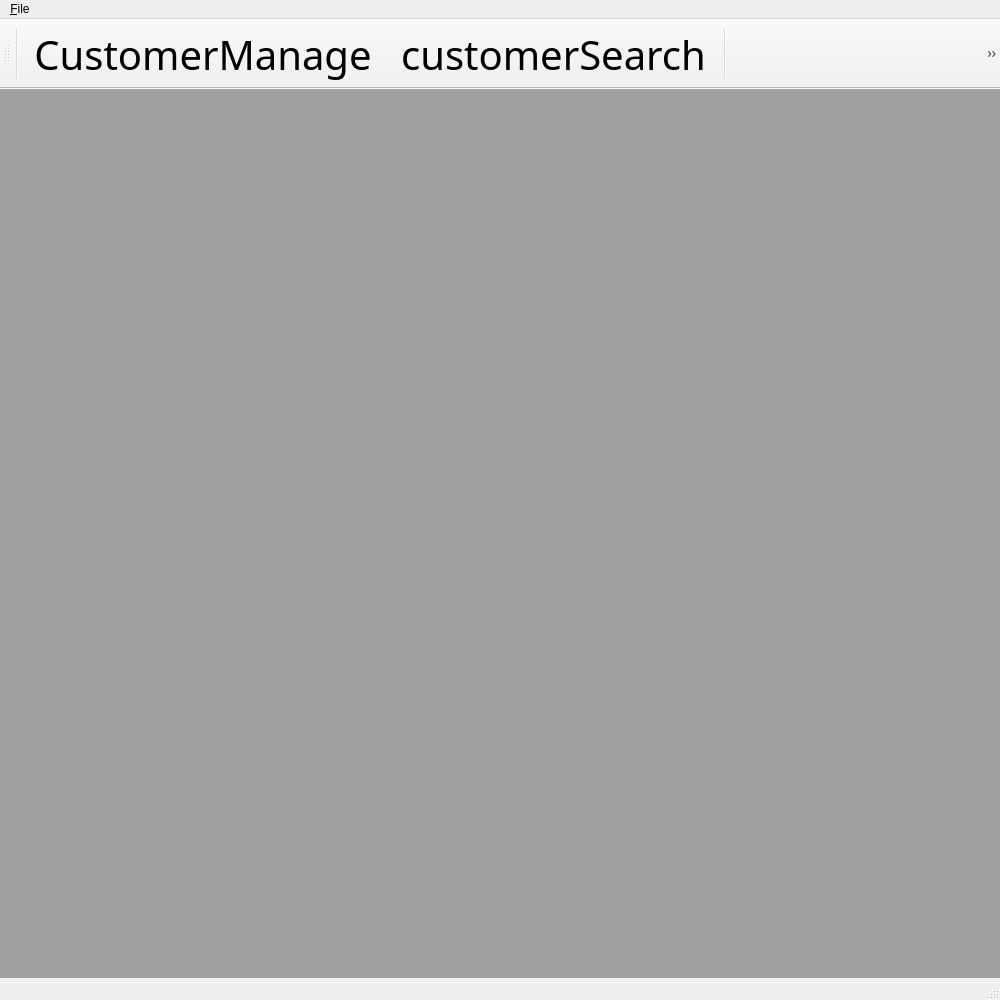
Above: mainwindow.ui from GlennPark/OliveHealthCare before the change. Below: the same form after it.
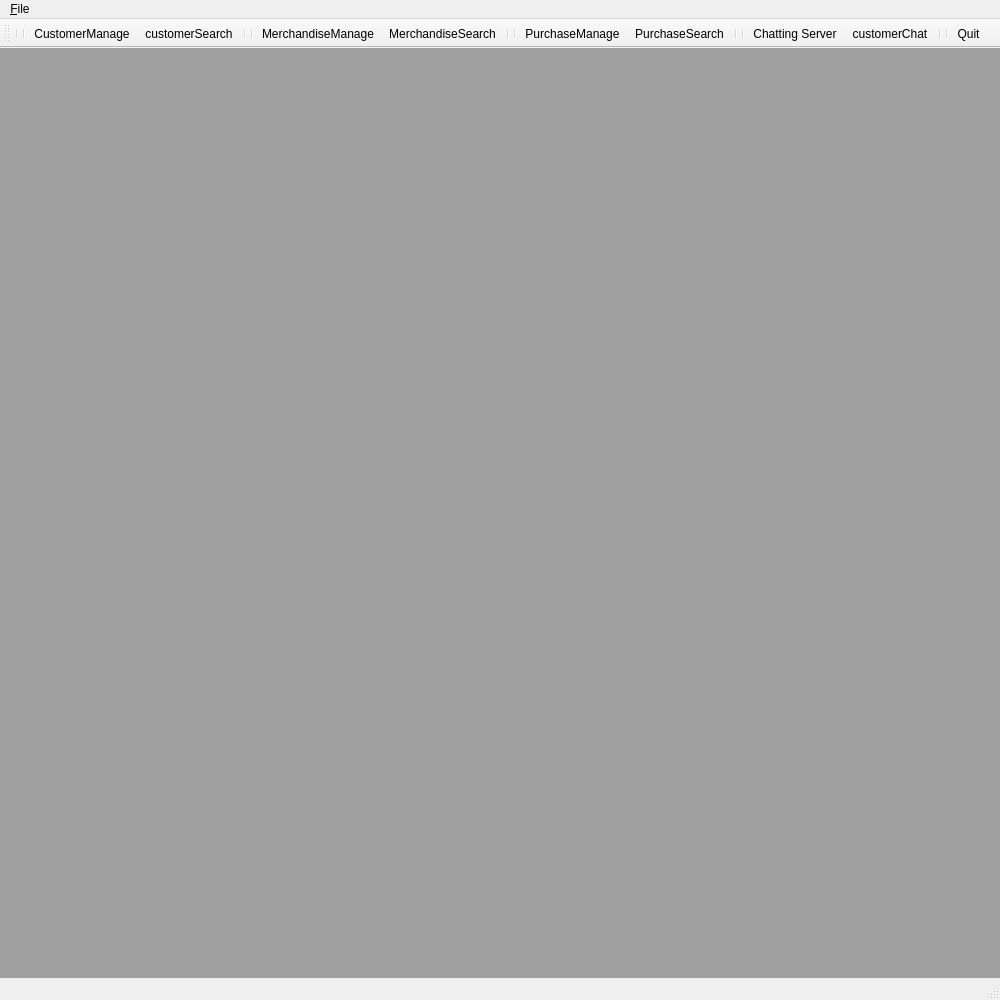
That is the form after the change. Icons and pictures are not drawn.

The edit to the form file:
```diff
--- a/mainwindow.ui
+++ b/mainwindow.ui
@@ -80,16 +80,15 @@
   </widget>
   <widget class="QStatusBar" name="statusbar"/>
   <widget class="QToolBar" name="toolBar">
-   <property name="font">
-    <font>
-     <family>나눔스퀘어OTF Bold</family>
-     <pointsize>30</pointsize>
-     <bold>false</bold>
-    </font>
-   </property>
    <property name="windowTitle">
     <string>toolBar</string>
    </property>
+   <property name="iconSize">
+    <size>
+     <width>85</width>
+     <height>85</height>
+    </size>
+   </property>
    <attribute name="toolBarArea">
     <enum>TopToolBarArea</enum>
    </attribute>
@@ -97,20 +96,24 @@
     <bool>false</bool>
    </attribute>
    <addaction name="separator"/>
+   <addaction name="separator"/>
    <addaction name="actionCustomer"/>
    <addaction name="customerSearchAction"/>
    <addaction name="separator"/>
+   <addaction name="separator"/>
    <addaction name="actionMerchandise"/>
    <addaction name="merchandiseSearchAction"/>
    <addaction name="separator"/>
+   <addaction name="separator"/>
    <addaction name="actionPurchase"/>
    <addaction name="purchaseSearchAction"/>
    <addaction name="separator"/>
+   <addaction name="separator"/>
    <addaction name="actionChatting"/>
    <addaction name="customerChatAction"/>
    <addaction name="separator"/>
+   <addaction name="separator"/>
    <addaction name="actionQuit"/>
-   <addaction name="separator"/>
   </widget>
   <action name="actionQuit">
    <property name="icon">
```
